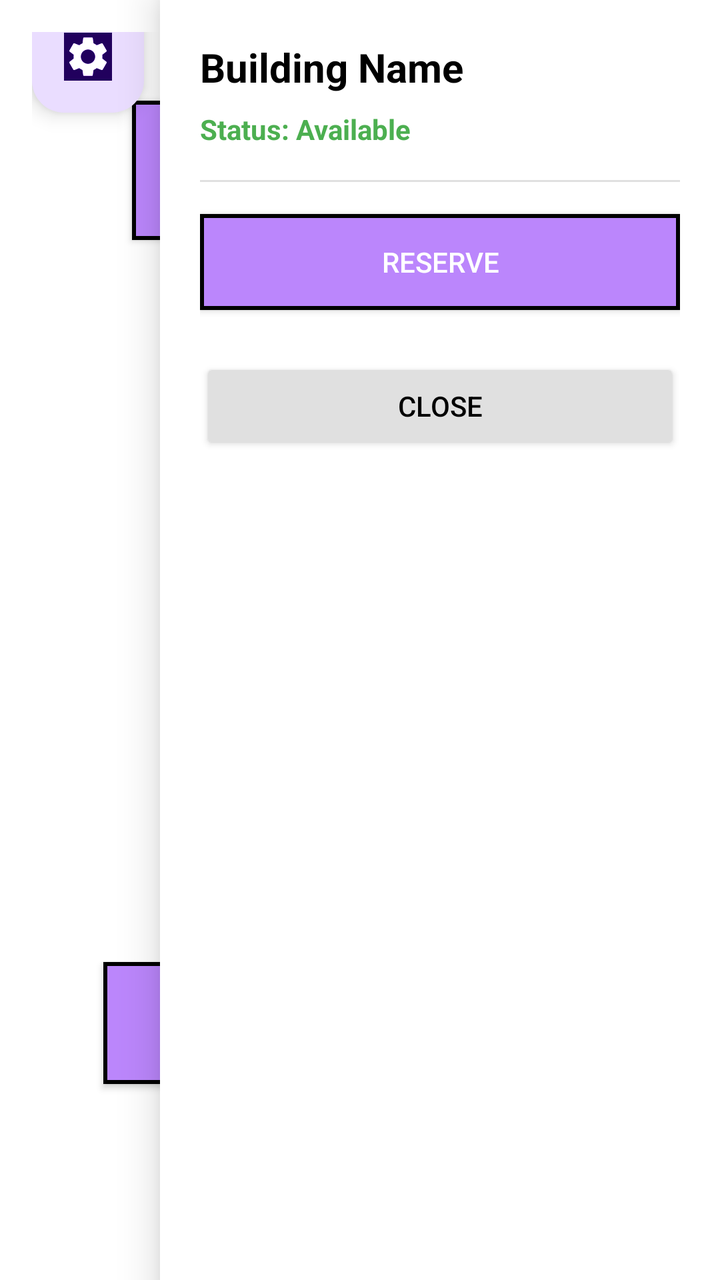
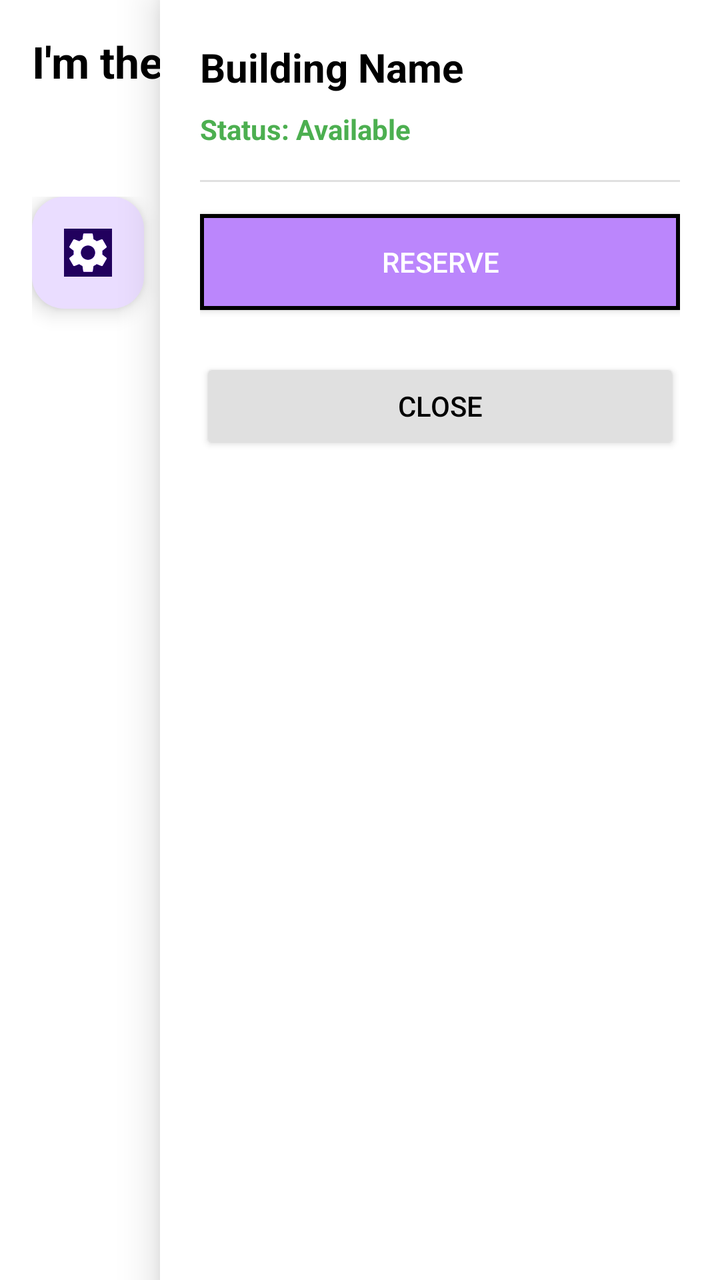

An Android layout rendered at two revisions. The XML below is the earlier revision; the diff shows what the commit changed to produce the second picture.
<!-- AndroidManifest.xml: application theme Theme.Dbtest -->
<!-- res/layout/itbuilding.xml -->
<?xml version="1.0" encoding="utf-8"?>
<FrameLayout xmlns:android="http://schemas.android.com/apk/res/android"
    android:layout_width="match_parent"
    android:layout_height="match_parent">

    <RelativeLayout
        android:layout_width="match_parent"
        android:layout_height="match_parent"
        android:background="#FFFFFF"
        android:padding="16dp">


        

        <RelativeLayout
            android:id="@+id/mapContent"
            android:layout_width="368dp"
            android:layout_height="686dp"
            android:layout_marginTop="-16dp"
            android:clipChildren="false">


            <Button
                android:id="@+id/btn_1b_block"
                android:layout_width="110dp"
                android:layout_height="116dp"
                android:layout_above="@+id/btn_2a_block"
                android:layout_marginLeft="50dp"
                android:layout_marginTop="50dp"
                android:layout_marginBottom="361dp"
                android:background="@drawable/building"
                android:text="1B"
                android:textColor="#F2F4F7"
                android:textSize="20sp"
                android:textStyle="bold" />

            <Button
                android:id="@+id/btn_1a_block"
                android:layout_width="110dp"
                android:layout_height="59dp"
                android:layout_alignEnd="@+id/btn_1b_block"
                android:layout_marginTop="50dp"
                android:layout_marginEnd="-172dp"
                android:background="@drawable/building"
                android:text="1A"
                android:textColor="#F2F4F7"
                android:textSize="20sp"
                android:textStyle="bold" />

            <Button
                android:id="@+id/btn_2a_block"
                android:layout_width="114dp"
                android:layout_height="61dp"
                android:layout_alignParentBottom="true"
                android:layout_marginEnd="45dp"
                android:layout_marginBottom="82dp"
                android:layout_toStartOf="@+id/btn_2b_block"
                android:background="@drawable/building"
                android:text="2A"
                android:textColor="@color/white"
                android:textSize="20sp"
                android:textStyle="bold" />

            <Button
                android:id="@+id/btn_2b_block"
                android:layout_width="114dp"
                android:layout_height="61dp"
                android:layout_alignEnd="@+id/btn_1b_block"
                android:layout_alignParentBottom="true"
                android:layout_marginEnd="-149dp"
                android:layout_marginBottom="83dp"
                android:background="@drawable/building"
                android:text="2B"
                android:textColor="@color/white"
                android:textSize="20sp"
                android:textStyle="bold" />


            <Button
                android:id="@+id/btn_4_block"
                android:layout_width="71dp"
                android:layout_height="116dp"
                android:layout_above="@+id/btn_2b_block"
                android:layout_alignEnd="@+id/btn_1a_block"
                android:layout_marginTop="110dp"
                android:layout_marginEnd="0dp"
                android:layout_marginBottom="285dp"
                android:background="@drawable/building"
                android:text="Comp Lab"
                android:textColor="@color/white"
                android:textSize="14dp"
                android:textStyle="bold" />

            <Button
                android:id="@+id/btn_3_block"
                android:layout_width="71dp"
                android:layout_height="132dp"
                android:layout_above="@+id/btn_2b_block"
                android:layout_alignEnd="@+id/btn_1a_block"
                android:layout_marginTop="220dp"
                android:layout_marginEnd="0dp"
                android:layout_marginBottom="80dp"
                android:background="@drawable/building"
                android:text="Internet Room"
                android:textColor="@color/white"
                android:textSize="13sp"
                android:textStyle="bold" />

            <com.google.android.material.floatingactionbutton.FloatingActionButton
                android:id="@+id/floatingActionButton"
                android:layout_width="395dp"
                android:layout_height="537dp"
                android:layout_marginEnd="24dp"
                android:layout_marginBottom="24dp"
                android:clickable="true"
                android:contentDescription="@string/add_item"
                android:focusable="true"
                android:src="@drawable/settings_logo"
                android:tint="@color/purple_500"
                android:tintMode="add" />

        </RelativeLayout>

    </RelativeLayout>

    
    <include
        android:id="@+id/slider_root"
        layout="@layout/slider" />

</FrameLayout>
<!-- res/layout/slider.xml (included above) -->
<?xml version="1.0" encoding="utf-8"?>
<FrameLayout xmlns:android="http://schemas.android.com/apk/res/android"
    android:layout_width="match_parent"
    android:layout_height="match_parent">

    <View
        android:id="@+id/scrim"
        android:layout_width="match_parent"
        android:layout_height="match_parent"
        android:background="#99000000"
        android:visibility="gone" />


    <LinearLayout
        android:id="@+id/buildingPanel"
        android:layout_width="280dp"
        android:layout_height="match_parent"
        android:layout_gravity="end"
        android:orientation="vertical"
        android:background="#FFFFFF"
        android:elevation="12dp"
        android:padding="20dp">

        <TextView
            android:id="@+id/panelBuildingName"
            android:layout_width="match_parent"
            android:layout_height="wrap_content"
            android:text="Building Name"
            android:textColor="#000000"
            android:textSize="20sp"
            android:textStyle="bold" />


        <TextView
            android:id="@+id/tv_status"
            android:layout_width="wrap_content"
            android:layout_height="wrap_content"
            android:layout_marginTop="8dp"
            android:text="Status: Available"
            android:textSize="14sp"
            android:textStyle="bold"
            android:textColor="#4CAF50" />


        <View
            android:layout_width="match_parent"
            android:layout_height="1dp"
            android:layout_marginTop="16dp"
            android:layout_marginBottom="16dp"
            android:background="#E0E0E0" />


        <Button
            android:id="@+id/btn_reserve"
            android:layout_width="match_parent"
            android:layout_height="wrap_content"
            android:background="@drawable/building"
            android:text="Reserve"
            android:textColor="#FFFFFF" />

        <LinearLayout
            android:id="@+id/layout_already_reserved"
            android:layout_width="match_parent"
            android:layout_height="wrap_content"
            android:orientation="horizontal"
            android:gravity="center"
            android:background="#F5F5F5"
            android:padding="12dp"
            android:visibility="gone">

            <TextView
                android:layout_width="wrap_content"
                android:layout_height="wrap_content"
                android:text="🔒 Already Reserved"
                android:textColor="#757575"
                android:textSize="16sp"
                android:textStyle="bold" />
        </LinearLayout>


        <Button
            android:id="@+id/btn_close_panel"
            android:layout_width="match_parent"
            android:layout_height="wrap_content"
            android:layout_marginTop="24dp"
            android:backgroundTint="#E0E0E0"
            android:text="Close"
            android:textColor="#000000" />

    </LinearLayout>

</FrameLayout>
<!-- resources referenced by this layout -->
<resources>
  <color name="purple_500">#FF6200EE</color>
  <color name="white">#FFFFFFFF</color>
  <!-- drawable building (drawable) -->
  <?xml version="1.0" encoding="utf-8"?>
  <shape xmlns:android="http://schemas.android.com/apk/res/android"
      android:shape="rectangle">
  
      <solid android:color="#BB86FC" />
  
      <stroke
          android:width="2dp"
          android:color="#000000" />
  
  </shape>
  <!-- drawable settings_logo (drawable) -->
  <vector xmlns:android="http://schemas.android.com/apk/res/android" android:height="24dp" android:tint="#000000" android:viewportHeight="24" android:viewportWidth="24" android:width="24dp">
        
      <path android:fillColor="@android:color/white" android:pathData="M19.14,12.94c0.04,-0.3 0.06,-0.61 0.06,-0.94c0,-0.32 -0.02,-0.64 -0.07,-0.94l2.03,-1.58c0.18,-0.14 0.23,-0.41 0.12,-0.61l-1.92,-3.32c-0.12,-0.22 -0.37,-0.29 -0.59,-0.22l-2.39,0.96c-0.5,-0.38 -1.03,-0.7 -1.62,-0.94L14.4,2.81c-0.04,-0.24 -0.24,-0.41 -0.48,-0.41h-3.84c-0.24,0 -0.43,0.17 -0.47,0.41L9.25,5.35C8.66,5.59 8.12,5.92 7.63,6.29L5.24,5.33c-0.22,-0.08 -0.47,0 -0.59,0.22L2.74,8.87C2.62,9.08 2.66,9.34 2.86,9.48l2.03,1.58C4.84,11.36 4.8,11.69 4.8,12s0.02,0.64 0.07,0.94l-2.03,1.58c-0.18,0.14 -0.23,0.41 -0.12,0.61l1.92,3.32c0.12,0.22 0.37,0.29 0.59,0.22l2.39,-0.96c0.5,0.38 1.03,0.7 1.62,0.94l0.36,2.54c0.05,0.24 0.24,0.41 0.48,0.41h3.84c0.24,0 0.44,-0.17 0.47,-0.41l0.36,-2.54c0.59,-0.24 1.13,-0.56 1.62,-0.94l2.39,0.96c0.22,0.08 0.47,0 0.59,-0.22l1.92,-3.32c0.12,-0.22 0.07,-0.47 -0.12,-0.61L19.14,12.94zM12,15.6c-1.98,0 -3.6,-1.62 -3.6,-3.6s1.62,-3.6 3.6,-3.6s3.6,1.62 3.6,3.6S13.98,15.6 12,15.6z"/>
      
  </vector>
  <string name="add_item">Add item</string>
  <style name="Theme.Dbtest" parent="Theme.Material3.DayNight.NoActionBar" />
</resources>

<!-- the commit's change to res/layout/itbuilding.xml (unified diff, before → after) -->
@@ -9,16 +9,25 @@
         android:background="#FFFFFF"
         android:padding="16dp">
 
+        <TextView
+            android:id="@+id/buildingName"
+            android:layout_width="wrap_content"
+            android:layout_height="wrap_content"
+            android:layout_marginBottom="24dp"
+            android:text="I'm the fucking map"
+            android:textColor="#000000"
+            android:textSize="22sp"
+            android:textStyle="bold" />
 
         
 
         <RelativeLayout
             android:id="@+id/mapContent"
-            android:layout_width="368dp"
-            android:layout_height="686dp"
-            android:layout_marginTop="-16dp"
+            android:layout_width="match_parent"
+            android:layout_height="match_parent"
+            android:layout_below="@id/buildingName"
+            android:layout_marginTop="29dp"
             android:clipChildren="false">
-
 
             <Button
                 android:id="@+id/btn_1b_block"
@@ -27,12 +36,13 @@
                 android:layout_above="@+id/btn_2a_block"
                 android:layout_marginLeft="50dp"
                 android:layout_marginTop="50dp"
-                android:layout_marginBottom="361dp"
+                android:layout_marginBottom="500dp"
                 android:background="@drawable/building"
                 android:text="1B"
                 android:textColor="#F2F4F7"
                 android:textSize="20sp"
                 android:textStyle="bold" />
+
 
             <Button
                 android:id="@+id/btn_1a_block"
@@ -40,7 +50,7 @@
                 android:layout_height="59dp"
                 android:layout_alignEnd="@+id/btn_1b_block"
                 android:layout_marginTop="50dp"
-                android:layout_marginEnd="-172dp"
+                android:layout_marginEnd="-231dp"
                 android:background="@drawable/building"
                 android:text="1A"
                 android:textColor="#F2F4F7"
@@ -52,8 +62,8 @@
                 android:layout_width="114dp"
                 android:layout_height="61dp"
                 android:layout_alignParentBottom="true"
-                android:layout_marginEnd="45dp"
-                android:layout_marginBottom="82dp"
+                android:layout_marginEnd="2dp"
+                android:layout_marginBottom="28dp"
                 android:layout_toStartOf="@+id/btn_2b_block"
                 android:background="@drawable/building"
                 android:text="2A"
@@ -67,43 +77,53 @@
                 android:layout_height="61dp"
                 android:layout_alignEnd="@+id/btn_1b_block"
                 android:layout_alignParentBottom="true"
-                android:layout_marginEnd="-149dp"
-                android:layout_marginBottom="83dp"
+                android:layout_marginEnd="-160dp"
+                android:layout_marginBottom="29dp"
                 android:background="@drawable/building"
                 android:text="2B"
                 android:textColor="@color/white"
                 android:textSize="20sp"
                 android:textStyle="bold" />
-
 
             <Button
                 android:id="@+id/btn_4_block"
                 android:layout_width="71dp"
                 android:layout_height="116dp"
-                android:layout_above="@+id/btn_2b_block"
                 android:layout_alignEnd="@+id/btn_1a_block"
                 android:layout_marginTop="110dp"
-                android:layout_marginEnd="0dp"
-                android:layout_marginBottom="285dp"
+                android:layout_marginEnd="-1dp"
                 android:background="@drawable/building"
                 android:text="Comp Lab"
                 android:textColor="@color/white"
-                android:textSize="14dp"
+                android:textSize="20sp"
                 android:textStyle="bold" />
 
             <Button
                 android:id="@+id/btn_3_block"
                 android:layout_width="71dp"
-                android:layout_height="132dp"
-                android:layout_above="@+id/btn_2b_block"
+                android:layout_height="116dp"
                 android:layout_alignEnd="@+id/btn_1a_block"
                 android:layout_marginTop="220dp"
                 android:layout_marginEnd="0dp"
-                android:layout_marginBottom="80dp"
                 android:background="@drawable/building"
                 android:text="Internet Room"
                 android:textColor="@color/white"
                 android:textSize="13sp"
+                android:textStyle="bold" />
+
+
+            <Button
+                android:id="@+id/btn_faculty_block"
+                android:layout_width="wrap_content"
+                android:layout_height="wrap_content"
+                android:layout_alignEnd="@+id/btn_1b_block"
+                android:layout_alignParentBottom="true"
+                android:layout_marginEnd="-229dp"
+                android:layout_marginBottom="26dp"
+                android:background="@drawable/building"
+                android:text="Faculty"
+                android:textColor="@color/white"
+                android:textSize="10sp"
                 android:textStyle="bold" />
 
             <com.google.android.material.floatingactionbutton.FloatingActionButton
